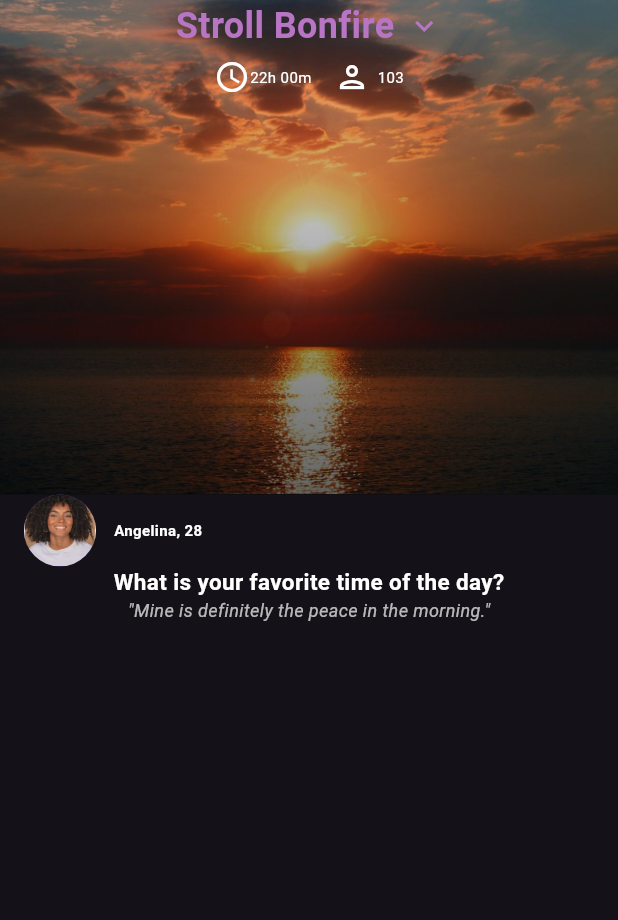
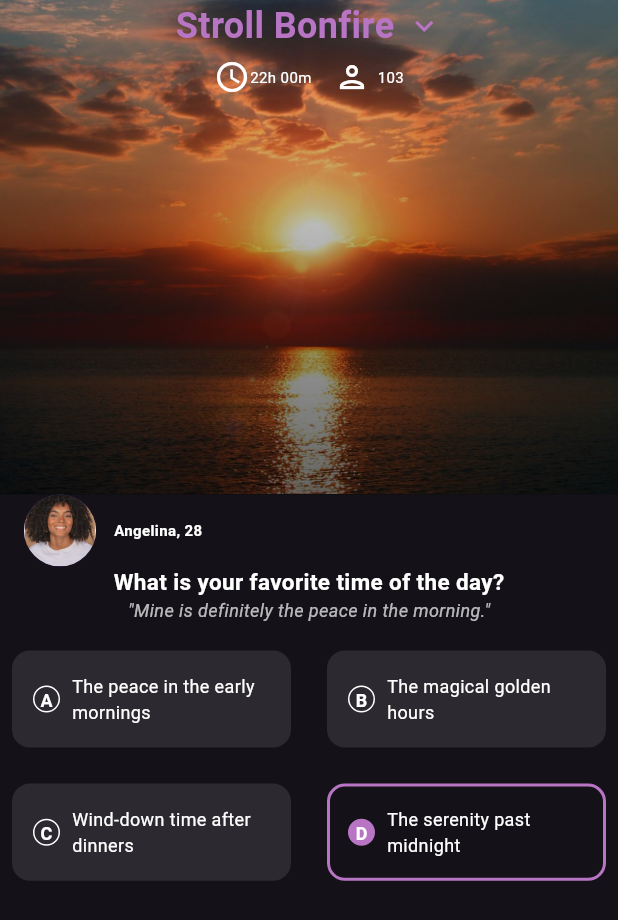
Before and after one commit to Devdeejay27/Stroll-UI, a Flutter app: the screen it shows after launch, on a phone screen of 412 x 824 dp. Shown: the top 920 px of the screen. Run offline on Flutter 3.47's test engine with Material 3 defaults, Android fonts, the phone set to English and light mode, and no system bars.

Commit message:
Finished option button

```diff
--- a/lib/screens/stroll_ui_screen.dart
+++ b/lib/screens/stroll_ui_screen.dart
@@ -1,5 +1,6 @@
 import 'package:flutter/material.dart';
 import 'package:stroll/widgets/header_section.dart';
+import 'package:stroll/widgets/option_button.dart';
 import 'package:stroll/widgets/profile_section.dart';
 
 class StrollUiScreen extends StatelessWidget {
@@ -7,16 +8,63 @@ class StrollUiScreen extends StatelessWidget {
 
   @override
   Widget build(BuildContext context) {
-    return const Scaffold(
+    return Scaffold(
       body: SafeArea(
         child: SingleChildScrollView(
           child: Column(
             crossAxisAlignment: CrossAxisAlignment.start,
             children: [
               //Header Section
-              HeaderSection(),
+              const HeaderSection(),
               // Profile Section
-              ProfileSection(),
+              const ProfileSection(),
+              const SizedBox(height: 10),
+              //Option Buttons
+              Column(
+                crossAxisAlignment: CrossAxisAlignment.stretch,
+                children: [
+                  // options in 2 per row
+                  ConstrainedBox(
+                    constraints: BoxConstraints(
+                      maxHeight: MediaQuery.of(context).size.height * 0.3,
+                    ),
+                    child: GridView.count(
+                      crossAxisCount: 2,
+                      shrinkWrap: true,
+                      physics: const NeverScrollableScrollPhysics(),
+                      mainAxisSpacing: 8.0,
+                      crossAxisSpacing: 8.0,
+                      childAspectRatio: 2.5,
+                      children: [
+                        OptionButton(
+                          label: 'The peace in the early mornings',
+                          isSelected: false,
+                          letter: 'A',
+                          onTap: () {},
+                        ),
+                        OptionButton(
+                          label: 'The magical golden hours',
+                          isSelected: false,
+                          letter: 'B',
+                          onTap: () {},
+                        ),
+                        OptionButton(
+                          label: 'Wind-down time after dinners',
+                          isSelected: false,
+                          letter: 'C',
+                          onTap: () {},
+                        ),
+                        OptionButton(
+                          label: 'The serenity past midnight',
+                          isSelected: true,
+                          letter: 'D',
+                          onTap: () {},
+                        ),
+                      ],
+                    ),
+                  ),
+                ],
+              ),
             ],
           ),
         ),
--- /dev/null
+++ b/lib/widgets/option_button.dart
@@ -0,0 +1,87 @@
+import 'package:flutter/material.dart';
+
+class OptionButton extends StatelessWidget {
+  const OptionButton({
+    super.key,
+    required this.label,
+    required this.isSelected,
+    required this.letter,
+    required this.onTap,
+  });
+  final String label;
+  final String letter;
+  final bool isSelected;
+  final VoidCallback onTap;
+
+  @override
+  Widget build(BuildContext context) {
+    return GestureDetector(
+      onTap: onTap,
+      child: Container(
+        height: 60.0,
+        margin: const EdgeInsets.all(8.0),
+        padding: const EdgeInsets.symmetric(
+          vertical: 8.0,
+          horizontal: 12.0,
+        ),
+        decoration: BoxDecoration(
+          color:
+              isSelected ? Colors.transparent : Colors.white.withOpacity(0.1),
+          border: Border.all(
+            color: isSelected
+                ? const Color.fromARGB(255, 184, 117, 196)
+                : Colors.transparent,
+            width: 2.0,
+          ),
+          borderRadius: BorderRadius.circular(12.0),
+        ),
+        child: Row(
+          children: [
+            // Letters with circle
+            Container(
+              height: 18.0,
+              width: 18.0,
+              decoration: BoxDecoration(
+                color: isSelected
+                    ? const Color.fromARGB(255, 184, 117, 196)
+                    : Colors.transparent,
+                shape: BoxShape.circle,
+                border: Border.all(
+                  color: isSelected
+                      ? const Color.fromARGB(255, 184, 117, 196)
+                      : Colors.white,
+                  width: 1.0,
+                ),
+              ),
+              child: Center(
+                child: Text(
+                  letter,
+                  style: TextStyle(
+                    color: isSelected ? Colors.white : Colors.white,
+                    fontWeight: FontWeight.bold,
+                    fontSize: 12.0,
+                  ),
+                ),
+              ),
+            ),
+            const SizedBox(width: 8.0),
+
+            // Option Text
+            Expanded(
+              child: Text(
+                label,
+                softWrap: true,
+                maxLines: 2,
+                overflow: TextOverflow.ellipsis,
+                style: const TextStyle(
+                  color: Colors.white,
+                  fontSize: 12.0,
+                ),
+              ),
+            )
+          ],
+        ),
+      ),
+    );
+  }
+}
```
